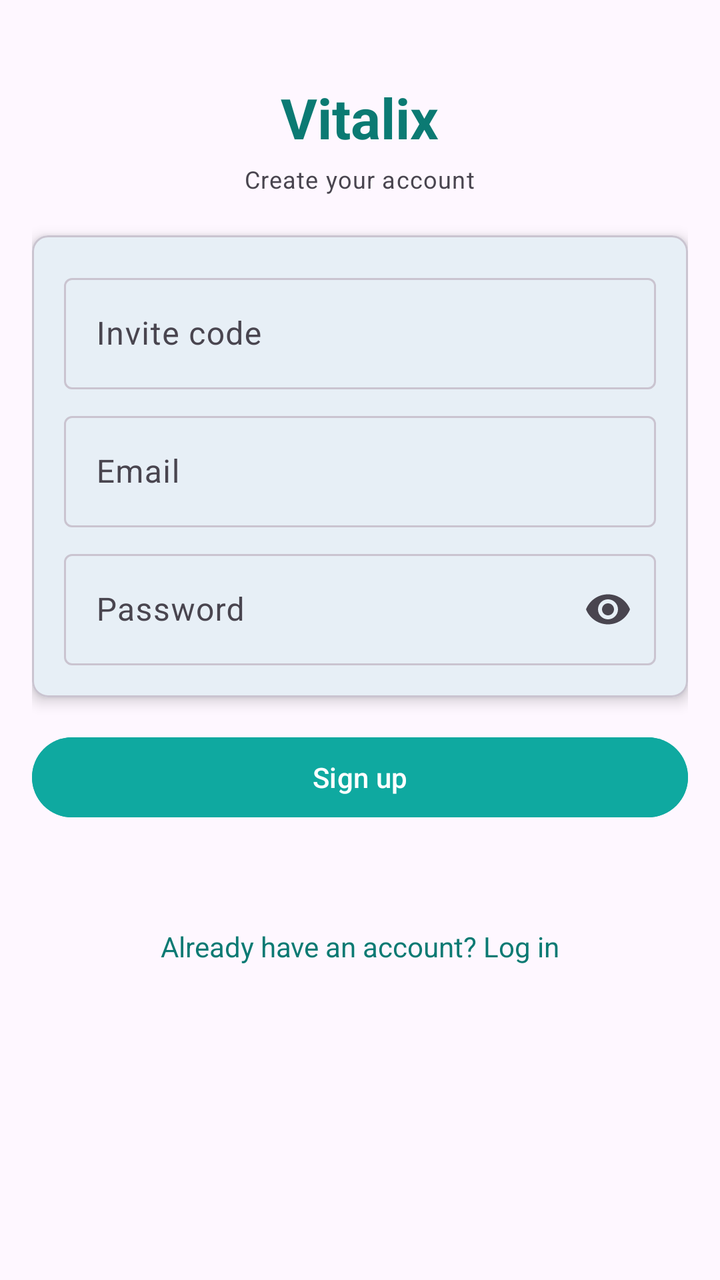
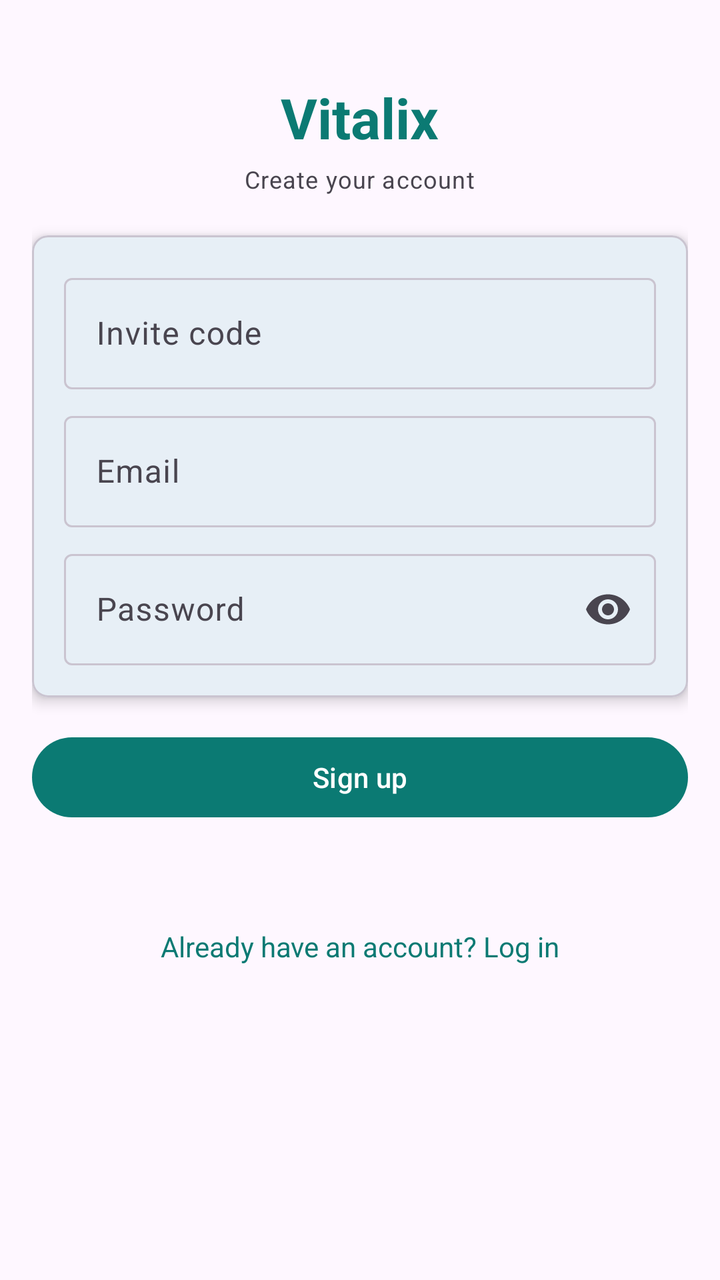

Compare the two renders of this Android layout. The source of the first and the diff that turns it into the second are given below.
<!-- AndroidManifest.xml: activity theme Theme.Vitalix -->
<!-- res/layout/activity_signup.xml -->
<?xml version="1.0" encoding="utf-8"?>
<ScrollView xmlns:android="http://schemas.android.com/apk/res/android"
    xmlns:app="http://schemas.android.com/apk/res-auto"
    android:layout_width="match_parent"
    android:layout_height="match_parent"
    android:padding="@dimen/space_16">

    <LinearLayout
        android:layout_width="match_parent"
        android:layout_height="wrap_content"
        android:orientation="vertical">

        <TextView
            android:layout_width="wrap_content"
            android:layout_height="wrap_content"
            android:layout_gravity="center_horizontal"
            android:layout_marginTop="@dimen/space_24"
            android:layout_marginBottom="@dimen/space_4"
            android:text="Vitalix"
            android:textColor="@color/vital_teal_text"
            android:textSize="28sp"
            android:textStyle="bold" />

        <TextView
            android:layout_width="wrap_content"
            android:layout_height="wrap_content"
            android:layout_gravity="center_horizontal"
            android:layout_marginBottom="20dp"
            android:text="Create your account"
            android:textAppearance="@style/Vitalix.Caption" />

        <com.google.android.material.card.MaterialCardView
            android:layout_width="match_parent"
            android:layout_height="wrap_content"
            android:layout_marginBottom="@dimen/space_16"
            app:cardCornerRadius="8dp"
            app:cardElevation="4dp">

            <LinearLayout
                android:layout_width="match_parent"
                android:layout_height="wrap_content"
                android:orientation="vertical"
                android:padding="@dimen/space_16">

                <com.google.android.material.textfield.TextInputLayout
                    style="@style/Widget.Material3.TextInputLayout.OutlinedBox"
                    android:layout_width="match_parent"
                    android:layout_height="wrap_content"
                    android:layout_marginBottom="@dimen/space_8"
                    android:hint="Invite code">

                    <com.google.android.material.textfield.TextInputEditText
                        android:id="@+id/editInviteCode"
                        android:layout_width="match_parent"
                        android:layout_height="wrap_content"
                        android:inputType="text" />
                </com.google.android.material.textfield.TextInputLayout>

                <com.google.android.material.textfield.TextInputLayout
                    style="@style/Widget.Material3.TextInputLayout.OutlinedBox"
                    android:layout_width="match_parent"
                    android:layout_height="wrap_content"
                    android:layout_marginBottom="@dimen/space_8"
                    android:hint="Email">

                    <com.google.android.material.textfield.TextInputEditText
                        android:id="@+id/editEmail"
                        android:layout_width="match_parent"
                        android:layout_height="wrap_content"
                        android:inputType="textEmailAddress" />
                </com.google.android.material.textfield.TextInputLayout>

                <com.google.android.material.textfield.TextInputLayout
                    style="@style/Widget.Material3.TextInputLayout.OutlinedBox"
                    android:layout_width="match_parent"
                    android:layout_height="wrap_content"
                    android:hint="Password"
                    app:endIconMode="password_toggle">

                    <com.google.android.material.textfield.TextInputEditText
                        android:id="@+id/editPassword"
                        android:layout_width="match_parent"
                        android:layout_height="wrap_content"
                        android:inputType="textPassword" />
                </com.google.android.material.textfield.TextInputLayout>

            </LinearLayout>
        </com.google.android.material.card.MaterialCardView>

        <Button
            android:id="@+id/btnSignup"
            android:layout_width="match_parent"
            android:layout_height="wrap_content"
            android:layout_marginBottom="@dimen/space_8"
            android:backgroundTint="@color/vital_teal"
            android:text="Sign up"
            android:textColor="@color/white" />

        <com.google.android.material.progressindicator.CircularProgressIndicator
            android:id="@+id/progressSignup"
            android:layout_width="wrap_content"
            android:layout_height="wrap_content"
            android:layout_gravity="center_horizontal"
            android:layout_marginTop="@dimen/space_8"
            android:indeterminate="true"
            android:visibility="gone" />

        <TextView
            android:id="@+id/txtStatus"
            android:layout_width="match_parent"
            android:layout_height="wrap_content"
            android:layout_marginTop="@dimen/space_8"
            android:layout_marginBottom="@dimen/space_16"
            android:textAlignment="center"
            android:textColor="@color/error_red" />

        <TextView
            android:id="@+id/linkLogin"
            android:layout_width="match_parent"
            android:layout_height="wrap_content"
            android:text="Already have an account? Log in"
            android:textAlignment="center"
            android:textColor="@color/vital_teal_text" />

    </LinearLayout>
</ScrollView>
<!-- resources referenced by this layout -->
<resources>
  <color name="error_red">#B91C1C</color>
  <color name="vital_teal">#0FA9A0</color>
  <color name="vital_teal_text">#0B7A73</color>
  <color name="white">#FFFFFFFF</color>
  <dimen name="space_16">16dp</dimen>
  <dimen name="space_24">24dp</dimen>
  <dimen name="space_4">4dp</dimen>
  <dimen name="space_8">8dp</dimen>
  <style name="Vitalix.Caption" parent="TextAppearance.Material3.BodySmall">
          <item name="android:textSize">12sp</item>
      </style>
  <style name="Theme.Vitalix" parent="Base.Theme.Vitalix" />
  <style name="Base.Theme.Vitalix" parent="Theme.Material3.DayNight.NoActionBar">
          <item name="colorPrimary">@color/vital_teal</item>
          <item name="colorOnPrimary">@color/white</item>
          <item name="colorSecondary">@color/pulse_green</item>
          <item name="colorOnSecondary">@color/black</item>
          <item name="android:colorBackground">@color/bg_app</item>
          <item name="colorSurface">@color/bg_surface</item>
          <item name="colorOnBackground">@color/text_primary</item>
          <item name="colorOnSurface">@color/text_primary</item>
          <item name="colorOnSurfaceVariant">@color/text_secondary</item>
          <item name="colorOutline">@color/outline_subtle</item>
          <item name="colorOutlineVariant">@color/outline_subtle</item>
      </style>
  <color name="pulse_green">#34D399</color>
  <color name="black">#FF000000</color>
  <color name="bg_app">#FFFEF7FF</color>
  <color name="bg_surface">#FFFEF7FF</color>
  <color name="text_primary">#FF1D1B20</color>
  <color name="text_secondary">#FF49454F</color>
  <color name="outline_subtle">#FFCAC4D0</color>
</resources>

<!-- the commit's change to res/layout/activity_signup.xml (unified diff, before → after) -->
@@ -92,7 +92,6 @@
             android:layout_width="match_parent"
             android:layout_height="wrap_content"
             android:layout_marginBottom="@dimen/space_8"
-            android:backgroundTint="@color/vital_teal"
             android:text="Sign up"
             android:textColor="@color/white" />
 
<!-- resource entries referenced after the edit -->
@@ -2,6 +2,9 @@
 <resources>
   <color name="error_red">#B91C1C</color>
   <color name="vital_teal">#0FA9A0</color>
+  <style name="Widget.Vitalix.Button" parent="Widget.Material3.Button">
+          <item name="backgroundTint">@color/button_primary</item>
+      </style>
   <color name="vital_teal_text">#0B7A73</color>
   <color name="white">#FFFFFFFF</color>
   <dimen name="space_16">16dp</dimen>
@@ -14,6 +17,7 @@
   <style name="Theme.Vitalix" parent="Base.Theme.Vitalix" />
   <style name="Base.Theme.Vitalix" parent="Theme.Material3.DayNight.NoActionBar">
           <item name="colorPrimary">@color/vital_teal</item>
+          <item name="materialButtonStyle">@style/Widget.Vitalix.Button</item>
           <item name="colorOnPrimary">@color/white</item>
           <item name="colorSecondary">@color/pulse_green</item>
           <item name="colorOnSecondary">@color/black</item>
@@ -32,5 +36,6 @@
   <color name="text_primary">#FF1D1B20</color>
   <color name="text_secondary">#FF49454F</color>
   <color name="outline_subtle">#FFCAC4D0</color>
+  <color name="button_primary">#0B7A73</color>
 </resources>
 
